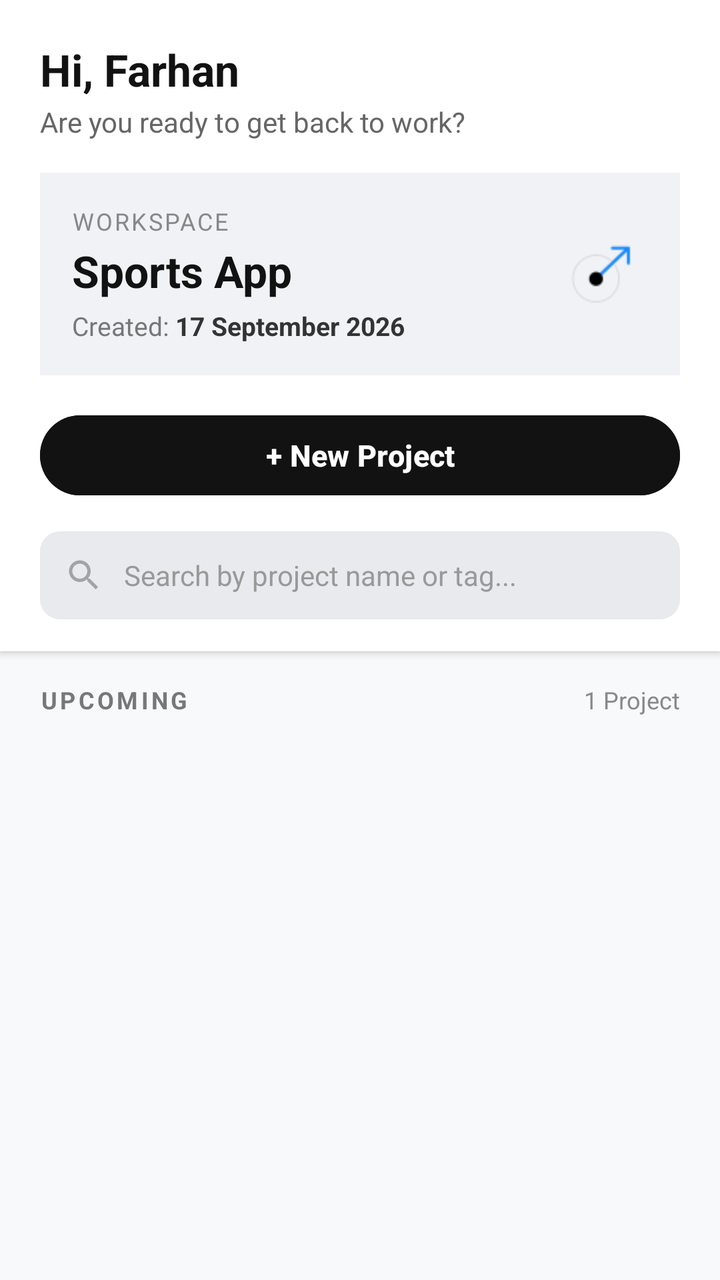
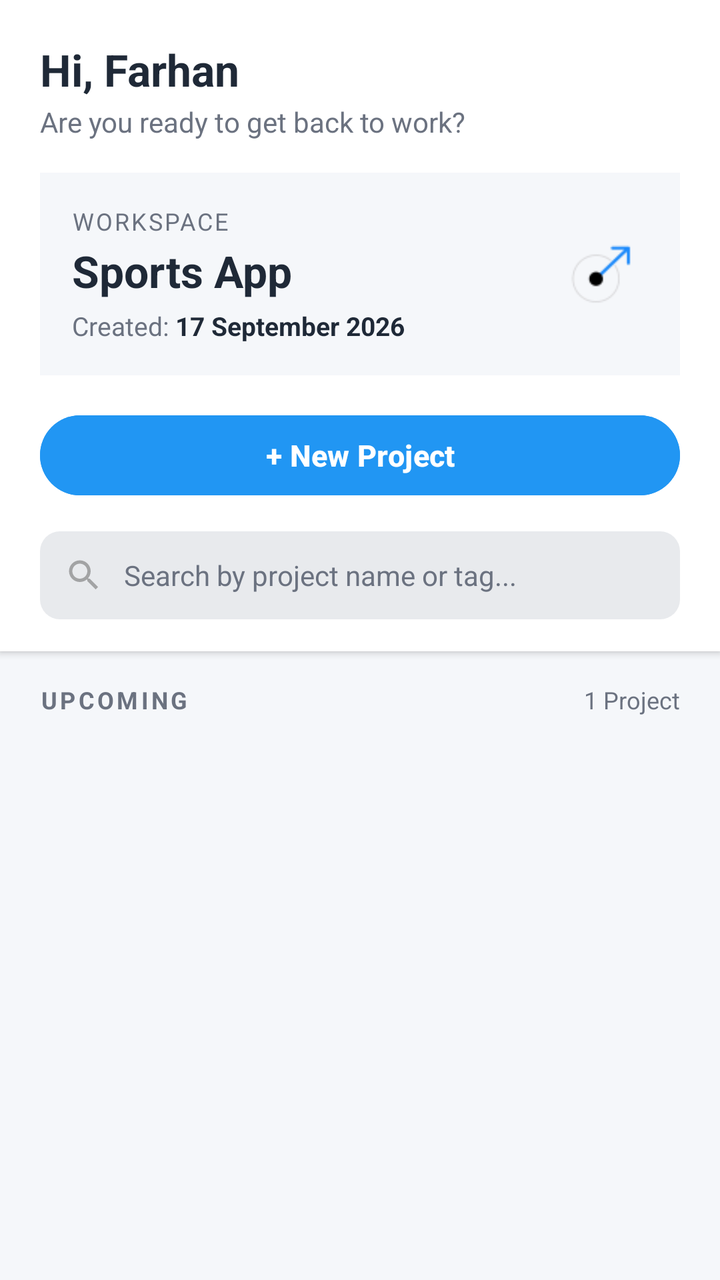

The first picture is an Android layout as it rendered before a commit; the second is the same layout after the commit. The layout source and the unified diff follow.
<!-- AndroidManifest.xml: application theme Theme.FirstApp -->
<!-- res/layout/activity_home.xml -->
<?xml version="1.0" encoding="utf-8"?>
<LinearLayout xmlns:android="http://schemas.android.com/apk/res/android"
    xmlns:tools="http://schemas.android.com/tools"
    android:id="@+id/main"
    android:layout_width="match_parent"
    android:layout_height="match_parent"
    android:orientation="vertical"
    android:background="#F8F9FA"
    tools:context=".HomeActivity">

    
    <LinearLayout
        android:layout_width="match_parent"
        android:layout_height="wrap_content"
        android:orientation="vertical"
        android:background="#FFFFFF"
        android:paddingTop="20dp"
        android:paddingBottom="16dp"
        android:paddingHorizontal="20dp"
        android:elevation="2dp">

        <TextView
            android:layout_width="wrap_content"
            android:layout_height="wrap_content"
            android:text="@string/user_salutation"
            android:textSize="22sp"
            android:textStyle="bold"
            android:textColor="#121212" />

        <TextView
            android:layout_width="wrap_content"
            android:layout_height="wrap_content"
            android:text="@string/main_sub"
            android:textSize="14sp"
            android:textColor="#666666"
            android:layout_marginTop="2dp" />

        
        <LinearLayout
            android:layout_width="match_parent"
            android:layout_height="wrap_content"
            android:orientation="horizontal"
            android:background="#F4F5F7"
            android:layout_marginTop="16dp"
            android:padding="16dp"
            android:gravity="center_vertical"
            android:backgroundTint="#F0F2F5">

            <LinearLayout
                android:layout_width="0dp"
                android:layout_height="wrap_content"
                android:layout_weight="1"
                android:orientation="vertical">

                <TextView
                    android:layout_width="wrap_content"
                    android:layout_height="wrap_content"
                    android:text="@string/workspace_title"
                    android:textSize="12sp"
                    android:textColor="#888888"
                    android:textAllCaps="true"
                    android:letterSpacing="0.08" />

                <TextView
                    android:layout_width="wrap_content"
                    android:layout_height="wrap_content"
                    android:text="@string/workspace_name"
                    android:textSize="22sp"
                    android:textStyle="bold"
                    android:textColor="#121212"
                    android:layout_marginTop="2dp" />

                <LinearLayout
                    android:layout_width="wrap_content"
                    android:layout_height="wrap_content"
                    android:orientation="horizontal"
                    android:layout_marginTop="4dp">

                    <TextView
                        android:layout_width="wrap_content"
                        android:layout_height="wrap_content"
                        android:text="@string/workspace_sub"
                        android:textSize="13sp"
                        android:textColor="#777777" />

                    <TextView
                        android:layout_width="wrap_content"
                        android:layout_height="wrap_content"
                        android:text="@string/workspace_creation_date"
                        android:textSize="13sp"
                        android:textStyle="bold"
                        android:textColor="#333333" />
                </LinearLayout>
            </LinearLayout>

            <ImageView
                android:layout_width="48dp"
                android:layout_height="48dp"
                android:src="@drawable/workspace_icon"
                android:contentDescription="@string/todo" />
        </LinearLayout>

        
        <Button
            android:id="@+id/buttonNewProject"
            android:layout_width="match_parent"
            android:layout_height="48dp"
            android:layout_marginTop="16dp"
            android:text="+ New Project"
            android:backgroundTint="#121212"
            android:textColor="#FFFFFF"
            android:textSize="15sp"
            android:textStyle="bold"
            android:textAllCaps="false" />

        
        <LinearLayout
            android:layout_width="match_parent"
            android:layout_height="44dp"
            android:orientation="horizontal"
            android:background="@drawable/bg_input_field"
            android:layout_marginTop="14dp"
            android:gravity="center_vertical"
            android:paddingHorizontal="12dp">

            <ImageView
                android:layout_width="20dp"
                android:layout_height="20dp"
                android:src="@drawable/ic_search"
                android:contentDescription="Search"
                android:alpha="0.6" />

            <EditText
                android:id="@+id/editSearchProjects"
                android:layout_width="0dp"
                android:layout_height="match_parent"
                android:layout_weight="1"
                android:background="@null"
                android:hint="Search by project name or tag..."
                android:textSize="14sp"
                android:textColor="#121212"
                android:textColorHint="#999999"
                android:paddingStart="10dp"
                android:paddingEnd="10dp"
                android:singleLine="true"
                android:imeOptions="actionSearch" />

            <ImageView
                android:id="@+id/buttonClearSearch"
                android:layout_width="18dp"
                android:layout_height="18dp"
                android:src="@drawable/ic_close"
                android:contentDescription="Clear search"
                android:visibility="gone"
                android:alpha="0.5" />
        </LinearLayout>

    </LinearLayout>

    
    <LinearLayout
        android:layout_width="match_parent"
        android:layout_height="wrap_content"
        android:orientation="horizontal"
        android:paddingHorizontal="20dp"
        android:paddingTop="16dp"
        android:paddingBottom="8dp"
        android:gravity="center_vertical">

        <TextView
            android:layout_width="0dp"
            android:layout_height="wrap_content"
            android:layout_weight="1"
            android:text="@string/upcoming_projects"
            android:textSize="12sp"
            android:textColor="#777777"
            android:textStyle="bold"
            android:textAllCaps="true"
            android:letterSpacing="0.12" />

        <TextView
            android:id="@+id/textProjectsCount"
            android:layout_width="wrap_content"
            android:layout_height="wrap_content"
            android:text="1 Project"
            android:textSize="12sp"
            android:textColor="#888888" />
    </LinearLayout>

    
    <FrameLayout
        android:layout_width="match_parent"
        android:layout_height="0dp"
        android:layout_weight="1">

        <ListView
            android:id="@+id/listViewProjects"
            android:layout_width="match_parent"
            android:layout_height="match_parent"
            android:paddingHorizontal="20dp"
            android:paddingTop="8dp"
            android:paddingBottom="24dp"
            android:clipToPadding="false"
            android:divider="@null"
            android:dividerHeight="0dp"
            android:scrollbars="vertical" />

        
        <TextView
            android:id="@+id/emptyProjectsView"
            android:layout_width="match_parent"
            android:layout_height="wrap_content"
            android:layout_gravity="center"
            android:gravity="center"
            android:padding="32dp"
            android:text="@string/no_projects"
            android:textColor="#8D6E63"
            android:textSize="14sp"
            android:visibility="gone" />

    </FrameLayout>

</LinearLayout>
<!-- resources referenced by this layout -->
<resources>
  <!-- drawable bg_input_field (drawable) -->
  <?xml version="1.0" encoding="utf-8"?>
  <shape xmlns:android="http://schemas.android.com/apk/res/android">
      <solid android:color="#E8EAED" />
      <corners android:radius="10dp" />
  </shape>
  <!-- drawable ic_close (drawable) -->
  <vector xmlns:android="http://schemas.android.com/apk/res/android"
      android:width="24dp"
      android:height="24dp"
      android:viewportWidth="24"
      android:viewportHeight="24">
    <path
        android:fillColor="#757575"
        android:pathData="M19,6.41L17.59,5 12,10.59 6.41,5 5,6.41 10.59,12 5,17.59 6.41,19 12,13.41 17.59,19 19,17.59 13.41,12z"/>
  </vector>
  <!-- drawable ic_search (drawable) -->
  <vector xmlns:android="http://schemas.android.com/apk/res/android"
      android:width="24dp"
      android:height="24dp"
      android:viewportWidth="24"
      android:viewportHeight="24">
    <path
        android:fillColor="#757575"
        android:pathData="M15.5,14h-0.79l-0.28,-0.27C15.41,12.59 16,11.11 16,9.5 16,5.91 13.09,3 9.5,3S3,5.91 3,9.5 5.91,16 9.5,16c1.61,0 3.09,-0.59 4.23,-1.57l0.27,0.28v0.79l5,4.99L20.49,19l-4.99,-5zM9.5,14C7.01,14 5,11.99 5,9.5S7.01,5 9.5,5 14,7.01 14,9.5 11.99,14 9.5,14z"/>
  </vector>
  <!-- drawable workspace_icon: png bitmap (drawable, 2046 bytes) -->
  <string name="main_sub">Are you ready to get back to work?</string>
  <string name="no_projects">No projects yet. Tap New Project to add your first project.</string>
  <string name="todo">TODO</string>
  <string name="upcoming_projects">Upcoming</string>
  <string name="user_salutation">Hi, Farhan</string>
  <string name="workspace_creation_date">17 September 2026</string>
  <string name="workspace_name">Sports App</string>
  <string name="workspace_sub">"Created: "</string>
  <string name="workspace_title">Workspace</string>
  <style name="Theme.FirstApp" parent="Base.Theme.FirstApp" />
  <style name="Base.Theme.FirstApp" parent="Theme.Material3.DayNight.NoActionBar">
          
          <item name="android:windowBackground">@color/window_background</item>
          
      </style>
  <color name="window_background">#fcfcfc</color>
</resources>

<!-- the commit's change to res/layout/activity_home.xml (unified diff, before → after) -->
@@ -5,7 +5,7 @@
     android:layout_width="match_parent"
     android:layout_height="match_parent"
     android:orientation="vertical"
-    android:background="#F8F9FA"
+    android:background="@color/tf_bg_screen"
     tools:context=".HomeActivity">
 
     
@@ -13,7 +13,7 @@
         android:layout_width="match_parent"
         android:layout_height="wrap_content"
         android:orientation="vertical"
-        android:background="#FFFFFF"
+        android:background="@color/tf_surface"
         android:paddingTop="20dp"
         android:paddingBottom="16dp"
         android:paddingHorizontal="20dp"
@@ -25,14 +25,14 @@
             android:text="@string/user_salutation"
             android:textSize="22sp"
             android:textStyle="bold"
-            android:textColor="#121212" />
+            android:textColor="@color/tf_text_primary" />
 
         <TextView
             android:layout_width="wrap_content"
             android:layout_height="wrap_content"
             android:text="@string/main_sub"
             android:textSize="14sp"
-            android:textColor="#666666"
+            android:textColor="@color/tf_text_secondary"
             android:layout_marginTop="2dp" />
 
         
@@ -40,11 +40,10 @@
             android:layout_width="match_parent"
             android:layout_height="wrap_content"
             android:orientation="horizontal"
-            android:background="#F4F5F7"
+            android:background="@color/tf_bg_screen"
             android:layout_marginTop="16dp"
             android:padding="16dp"
-            android:gravity="center_vertical"
-            android:backgroundTint="#F0F2F5">
+            android:gravity="center_vertical">
 
             <LinearLayout
                 android:layout_width="0dp"
@@ -57,7 +56,7 @@
                     android:layout_height="wrap_content"
                     android:text="@string/workspace_title"
                     android:textSize="12sp"
-                    android:textColor="#888888"
+                    android:textColor="@color/tf_text_secondary"
                     android:textAllCaps="true"
                     android:letterSpacing="0.08" />
 
@@ -67,7 +66,7 @@
                     android:text="@string/workspace_name"
                     android:textSize="22sp"
                     android:textStyle="bold"
-                    android:textColor="#121212"
+                    android:textColor="@color/tf_text_primary"
                     android:layout_marginTop="2dp" />
 
                 <LinearLayout
@@ -81,7 +80,7 @@
                         android:layout_height="wrap_content"
                         android:text="@string/workspace_sub"
                         android:textSize="13sp"
-                        android:textColor="#777777" />
+                        android:textColor="@color/tf_text_secondary" />
 
                     <TextView
                         android:layout_width="wrap_content"
@@ -89,7 +88,7 @@
                         android:text="@string/workspace_creation_date"
                         android:textSize="13sp"
                         android:textStyle="bold"
-                        android:textColor="#333333" />
+                        android:textColor="@color/tf_text_primary" />
                 </LinearLayout>
             </LinearLayout>
 
@@ -107,8 +106,8 @@
             android:layout_height="48dp"
             android:layout_marginTop="16dp"
             android:text="+ New Project"
-            android:backgroundTint="#121212"
-            android:textColor="#FFFFFF"
+            android:backgroundTint="@color/tf_primary"
+            android:textColor="@color/white"
             android:textSize="15sp"
             android:textStyle="bold"
             android:textAllCaps="false" />
@@ -138,8 +137,8 @@
                 android:background="@null"
                 android:hint="Search by project name or tag..."
                 android:textSize="14sp"
-                android:textColor="#121212"
-                android:textColorHint="#999999"
+                android:textColor="@color/tf_text_primary"
+                android:textColorHint="@color/tf_text_secondary"
                 android:paddingStart="10dp"
                 android:paddingEnd="10dp"
                 android:singleLine="true"
@@ -173,7 +172,7 @@
             android:layout_weight="1"
             android:text="@string/upcoming_projects"
             android:textSize="12sp"
-            android:textColor="#777777"
+            android:textColor="@color/tf_text_secondary"
             android:textStyle="bold"
             android:textAllCaps="true"
             android:letterSpacing="0.12" />
@@ -184,7 +183,7 @@
             android:layout_height="wrap_content"
             android:text="1 Project"
             android:textSize="12sp"
-            android:textColor="#888888" />
+            android:textColor="@color/tf_text_secondary" />
     </LinearLayout>
 
     
@@ -214,7 +213,7 @@
             android:gravity="center"
             android:padding="32dp"
             android:text="@string/no_projects"
-            android:textColor="#8D6E63"
+            android:textColor="@color/tf_text_secondary"
             android:textSize="14sp"
             android:visibility="gone" />
 
<!-- resource entries referenced after the edit -->
@@ -1,5 +1,11 @@
 <!-- resources referenced by this layout -->
 <resources>
+  <color name="tf_bg_screen">#F5F7FA</color>
+  <color name="tf_primary">#2196F3</color>
+  <color name="tf_surface">#FFFFFF</color>
+  <color name="tf_text_primary">#1F2937</color>
+  <color name="tf_text_secondary">#6B7280</color>
+  <color name="white">#FFFFFFFF</color>
   <!-- drawable bg_input_field (drawable) -->
   <?xml version="1.0" encoding="utf-8"?>
   <shape xmlns:android="http://schemas.android.com/apk/res/android">
@@ -42,6 +48,6 @@
           <item name="android:windowBackground">@color/window_background</item>
           
       </style>
-  <color name="window_background">#fcfcfc</color>
+  <color name="window_background">#F5F7FA</color>
 </resources>
 
